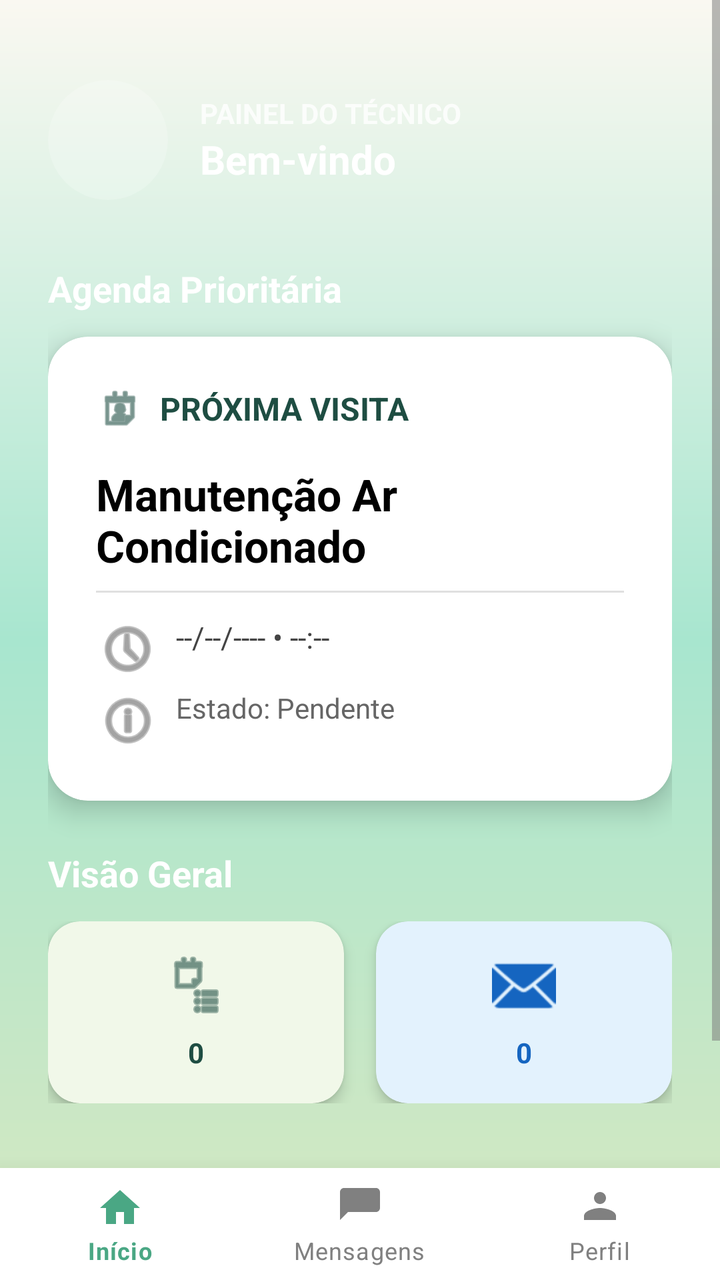
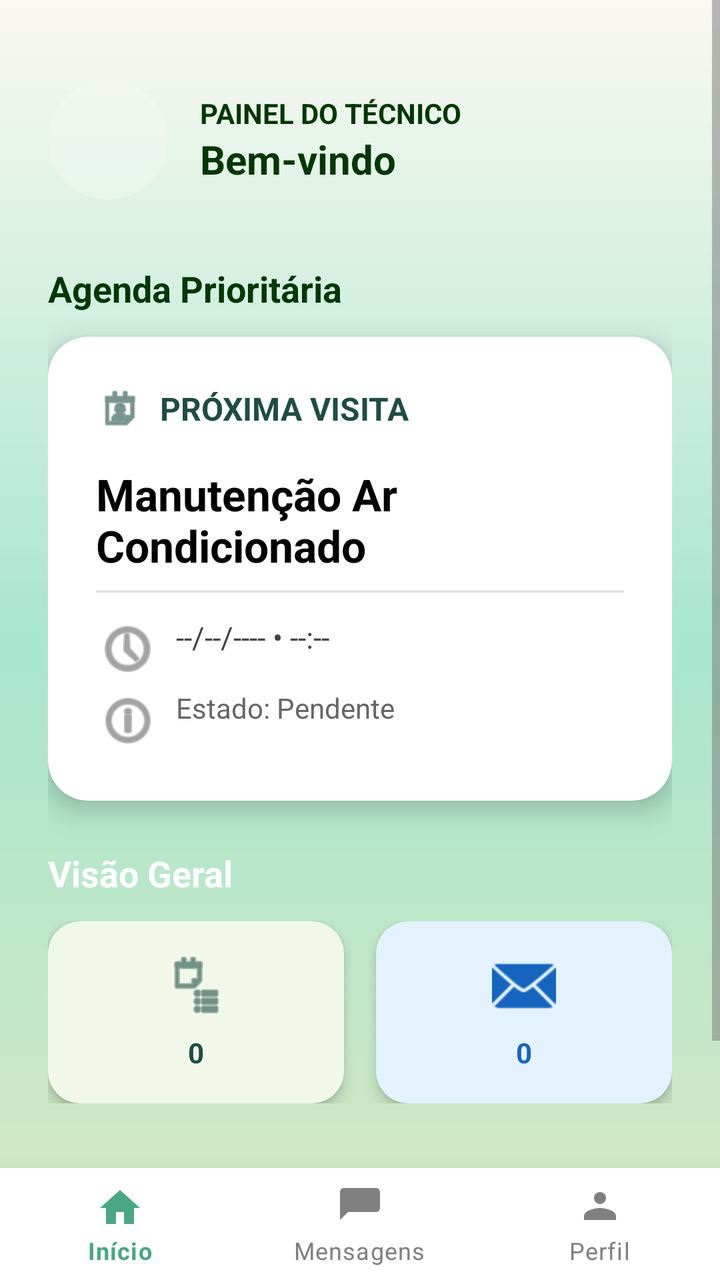

Screens rendered from an Android XML layout before and after an edit, with the pre-edit source and the edit as a unified diff.
<!-- AndroidManifest.xml: application theme Theme.EcoTrack -->
<!-- res/layout/activity_home_tecnico.xml -->
<?xml version="1.0" encoding="utf-8"?>
<androidx.constraintlayout.widget.ConstraintLayout
    xmlns:android="http://schemas.android.com/apk/res/android"
    xmlns:app="http://schemas.android.com/apk/res-auto"
    android:layout_width="match_parent"
    android:layout_height="match_parent"
    android:background="@drawable/gradient_verde">

    <ScrollView
        android:layout_width="match_parent"
        android:layout_height="0dp"
        android:fillViewport="true"
        app:layout_constraintTop_toTopOf="parent"
        app:layout_constraintBottom_toTopOf="@id/bottomNavTecnico"
        app:layout_constraintStart_toStartOf="parent"
        app:layout_constraintEnd_toEndOf="parent">

        <LinearLayout
            android:layout_width="match_parent"
            android:layout_height="wrap_content"
            android:orientation="vertical"
            android:padding="24dp">

            <LinearLayout
                android:layout_width="match_parent"
                android:layout_height="wrap_content"
                android:orientation="horizontal"
                android:gravity="center_vertical"
                android:layout_marginBottom="32dp"
                android:layout_marginTop="16dp">

                <androidx.cardview.widget.CardView
                    android:layout_width="60dp"
                    android:layout_height="60dp"
                    app:cardCornerRadius="30dp"
                    app:cardElevation="0dp"
                    android:layout_marginEnd="16dp"
                    app:cardBackgroundColor="#33FFFFFF"> <ImageView
                    android:id="@+id/imgAvatarTecnico"
                    android:layout_width="match_parent"
                    android:layout_height="match_parent"
                    android:src="@android:drawable/sym_def_app_icon"
                    android:padding="12dp"
                    app:tint="#FFFFFF" />
                </androidx.cardview.widget.CardView>

                <LinearLayout
                    android:layout_width="match_parent"
                    android:layout_height="wrap_content"
                    android:orientation="vertical">

                    <TextView
                        android:layout_width="wrap_content"
                        android:layout_height="wrap_content"
                        android:text="Painel do Técnico"
                        android:textColor="#CCFFFFFF"
                        android:textSize="14sp"
                        android:textStyle="bold"
                        android:textAllCaps="true"/>

                    <TextView
                        android:id="@+id/tvBemVindoTecnico"
                        android:layout_width="wrap_content"
                        android:layout_height="wrap_content"
                        android:text="Bem-vindo"
                        android:textColor="#FFFFFF"
                        android:textSize="20sp"
                        android:textStyle="bold"
                        android:maxLines="1"
                        android:ellipsize="end"/>
                </LinearLayout>
            </LinearLayout>

            <TextView
                android:layout_width="wrap_content"
                android:layout_height="wrap_content"
                android:text="Agenda Prioritária"
                android:textColor="#FFFFFF"
                android:textSize="18sp"
                android:textStyle="bold"
                android:layout_marginBottom="12dp"/>

            <com.google.android.material.card.MaterialCardView
                android:id="@+id/cardProximaVisita"
                android:layout_width="match_parent"
                android:layout_height="wrap_content"
                app:cardCornerRadius="20dp"
                app:cardElevation="8dp"
                app:cardBackgroundColor="#FFFFFF"
                android:layout_marginBottom="24dp">

                <LinearLayout
                    android:layout_width="match_parent"
                    android:layout_height="wrap_content"
                    android:orientation="vertical"
                    android:padding="24dp">

                    <LinearLayout
                        android:layout_width="match_parent"
                        android:layout_height="wrap_content"
                        android:orientation="horizontal"
                        android:gravity="center_vertical"
                        android:layout_marginBottom="16dp">

                        <ImageView
                            android:layout_width="24dp"
                            android:layout_height="24dp"
                            android:src="@android:drawable/ic_menu_my_calendar"
                            app:tint="#1E4D42"
                            android:layout_marginEnd="8dp"/>

                        <TextView
                            android:id="@+id/tvProximaVisitaTitulo"
                            android:layout_width="wrap_content"
                            android:layout_height="wrap_content"
                            android:text="Próxima visita"
                            android:textColor="#1E4D42"
                            android:textSize="16sp"
                            android:textStyle="bold"
                            android:textAllCaps="true"/>
                    </LinearLayout>

                    <TextView
                        android:id="@+id/tvProximaVisitaNome"
                        android:layout_width="match_parent"
                        android:layout_height="wrap_content"
                        android:text="Manutenção Ar Condicionado"
                        android:textColor="#000000"
                        android:textSize="22sp"
                        android:textStyle="bold"
                        android:layout_marginBottom="8dp"/>

                    <View
                        android:layout_width="match_parent"
                        android:layout_height="1dp"
                        android:background="#E0E0E0"
                        android:layout_marginBottom="12dp"/>

                    <TextView
                        android:id="@+id/tvProximaVisitaDataHora"
                        android:layout_width="wrap_content"
                        android:layout_height="wrap_content"
                        android:text="--/--/---- • --:--"
                        android:drawablePadding="8dp"
                        android:drawableStart="@android:drawable/ic_menu_recent_history"
                        android:drawableTint="#666666"
                        android:textColor="#444444"
                        android:textSize="15sp"
                        android:layout_marginBottom="4dp"/>

                    <TextView
                        android:id="@+id/tvProximaVisitaMoradaEstado"
                        android:layout_width="wrap_content"
                        android:layout_height="wrap_content"
                        android:text="Estado: Pendente"
                        android:drawablePadding="8dp"
                        android:drawableStart="@android:drawable/ic_menu_info_details"
                        android:drawableTint="#666666"
                        android:textColor="#666666"
                        android:textSize="14sp"/>

                </LinearLayout>
            </com.google.android.material.card.MaterialCardView>

            <TextView
                android:layout_width="wrap_content"
                android:layout_height="wrap_content"
                android:text="Visão Geral"
                android:textColor="#FFFFFF"
                android:textSize="18sp"
                android:textStyle="bold"
                android:layout_marginBottom="12dp"/>

            <LinearLayout
                android:id="@+id/layoutResumos"
                android:layout_width="match_parent"
                android:layout_height="wrap_content"
                android:orientation="horizontal"
                android:baselineAligned="false">

                <com.google.android.material.card.MaterialCardView
                    android:layout_width="0dp"
                    android:layout_height="wrap_content"
                    android:layout_weight="1"
                    android:layout_marginEnd="8dp"
                    app:cardCornerRadius="16dp"
                    app:cardElevation="4dp"
                    app:cardBackgroundColor="#F1F8E9"> <LinearLayout
                    android:layout_width="match_parent"
                    android:layout_height="wrap_content"
                    android:orientation="vertical"
                    android:padding="16dp"
                    android:gravity="center">

                    <ImageView
                        android:layout_width="32dp"
                        android:layout_height="32dp"
                        android:src="@android:drawable/ic_menu_agenda"
                        app:tint="#1E4D42"
                        android:layout_marginBottom="8dp"/>

                    <TextView
                        android:id="@+id/tvResumoAssistencias"
                        android:layout_width="wrap_content"
                        android:layout_height="wrap_content"
                        android:text="0"
                        android:textAlignment="center"
                        android:textColor="#1E4D42"
                        android:textStyle="bold"
                        android:textSize="14sp"/>
                </LinearLayout>
                </com.google.android.material.card.MaterialCardView>

                <com.google.android.material.card.MaterialCardView
                    android:layout_width="0dp"
                    android:layout_height="wrap_content"
                    android:layout_weight="1"
                    android:layout_marginStart="8dp"
                    app:cardCornerRadius="16dp"
                    app:cardElevation="4dp"
                    app:cardBackgroundColor="#E3F2FD"> <LinearLayout
                    android:layout_width="match_parent"
                    android:layout_height="wrap_content"
                    android:orientation="vertical"
                    android:padding="16dp"
                    android:gravity="center">

                    <ImageView
                        android:layout_width="32dp"
                        android:layout_height="32dp"
                        android:src="@android:drawable/ic_dialog_email"
                        app:tint="#1565C0"
                        android:layout_marginBottom="8dp"/>

                    <TextView
                        android:id="@+id/tvResumoMensagens"
                        android:layout_width="wrap_content"
                        android:layout_height="wrap_content"
                        android:text="0"
                        android:textAlignment="center"
                        android:textColor="#1565C0"
                        android:textStyle="bold"
                        android:textSize="14sp"/>
                </LinearLayout>
                </com.google.android.material.card.MaterialCardView>

            </LinearLayout>

            <Space android:layout_width="match_parent" android:layout_height="80dp"/>

        </LinearLayout>
    </ScrollView>

    <com.google.android.material.bottomnavigation.BottomNavigationView
        android:id="@+id/bottomNavTecnico"
        android:layout_width="0dp"
        android:layout_height="wrap_content"
        android:background="@android:color/white"
        app:menu="@menu/menu_bottom_tecnico"
        app:labelVisibilityMode="labeled"
        app:itemIconTint="@color/selector_bottom_nav"
        app:itemTextColor="@color/selector_bottom_nav"
        app:elevation="16dp"
        app:layout_constraintBottom_toBottomOf="parent"
        app:layout_constraintStart_toStartOf="parent"
        app:layout_constraintEnd_toEndOf="parent"/>

</androidx.constraintlayout.widget.ConstraintLayout>
<!-- resources referenced by this layout -->
<resources>
  <!-- drawable gradient_verde (drawable) -->
  <shape xmlns:android="http://schemas.android.com/apk/res/android">
      <gradient
          android:startColor="@color/pastel_lightgreen"
          android:centerColor="@color/mint_start"
          android:endColor="@color/pastel_whitewarm"
          android:angle="90" />
  
      <corners android:radius="0dp" />
  </shape>
  <style name="Theme.EcoTrack" parent="Theme.MaterialComponents.Light.NoActionBar">
          
          <item name="colorPrimary">@color/colorPrimary</item>
          <item name="colorOnPrimary">@color/colorOnPrimary</item>
          <item name="colorSecondary">@color/colorSecondary</item>
          <item name="colorOnSecondary">@color/colorOnSecondary</item>
  
          
          <item name="colorOnBackground">@color/background_beige</item>
          <item name="colorSurface">@color/colorSurface</item>
          <item name="colorOnSurface">@color/colorOnSurface</item>
          <item name="android:windowBackground">@color/background_beige</item>
  
          
          <item name="colorPrimaryContainer">@color/colorPrimaryContainer</item>
          <item name="colorOnPrimaryContainer">@color/colorOnPrimaryContainer</item>
          <item name="colorSecondaryContainer">@color/colorSecondaryContainer</item>
          <item name="colorOnSecondaryContainer">@color/colorOnSecondaryContainer</item>
  
          
          <item name="colorError">@color/colorError</item>
          <item name="colorOnError">@color/colorOnError</item>
          <item name="colorErrorContainer">@color/colorErrorContainer</item>
          <item name="colorOnErrorContainer">@color/colorOnErrorContainer</item>
  
          
          <item name="colorOutline">@color/colorOutline</item>
  
          
          <item name="android:textColorPrimary">@color/text_primary</item>
          <item name="android:textColorSecondary">@color/text_secondary</item>
  
          
          <item name="android:statusBarColor">@color/colorPrimary</item>
          <item name="android:navigationBarColor">@color/background_beige</item>
      </style>
  <color name="pastel_lightgreen">#D7E8C1</color>
  <color name="mint_start">#A8E6CF</color>
  <color name="pastel_whitewarm">#FAF8F1</color>
  <color name="colorPrimary">#2E7D5B</color>
  <color name="colorOnPrimary">#FFFFFF</color>
  <color name="colorSecondary">#52644F</color>
  <color name="colorOnSecondary">#FFFFFF</color>
  <color name="background_beige">#FFFDF8</color>
  <color name="colorSurface">#FAF7F2</color>
  <color name="colorOnSurface">#3B3A37</color>
  <color name="colorPrimaryContainer">#BFE3CF</color>
  <color name="colorOnPrimaryContainer">#1A3B2C</color>
  <color name="colorSecondaryContainer">#D5E8D7</color>
  <color name="colorOnSecondaryContainer">#1F352F</color>
  <color name="colorError">#B3261E</color>
  <color name="colorOnError">#FFFFFF</color>
  <color name="colorErrorContainer">#F9DEDC</color>
  <color name="colorOnErrorContainer">#410E0B</color>
  <color name="colorOutline">#D8D2C8</color>
  <color name="text_primary">#2E2E2E</color>
  <color name="text_secondary">#7A7A7A</color>
</resources>

<!-- the commit's change to res/layout/activity_home_tecnico.xml (unified diff, before → after) -->
@@ -53,7 +53,7 @@
                         android:layout_width="wrap_content"
                         android:layout_height="wrap_content"
                         android:text="Painel do Técnico"
-                        android:textColor="#CCFFFFFF"
+                        android:textColor="@color/green"
                         android:textSize="14sp"
                         android:textStyle="bold"
                         android:textAllCaps="true"/>
@@ -63,7 +63,7 @@
                         android:layout_width="wrap_content"
                         android:layout_height="wrap_content"
                         android:text="Bem-vindo"
-                        android:textColor="#FFFFFF"
+                        android:textColor="@color/green"
                         android:textSize="20sp"
                         android:textStyle="bold"
                         android:maxLines="1"
@@ -75,7 +75,7 @@
                 android:layout_width="wrap_content"
                 android:layout_height="wrap_content"
                 android:text="Agenda Prioritária"
-                android:textColor="#FFFFFF"
+                android:textColor="@color/green"
                 android:textSize="18sp"
                 android:textStyle="bold"
                 android:layout_marginBottom="12dp"/>
<!-- resource entries referenced after the edit -->
@@ -1,5 +1,6 @@
 <!-- resources referenced by this layout -->
 <resources>
+  <color name="green">#033705</color>
   <!-- drawable gradient_verde (drawable) -->
   <shape xmlns:android="http://schemas.android.com/apk/res/android">
       <gradient
